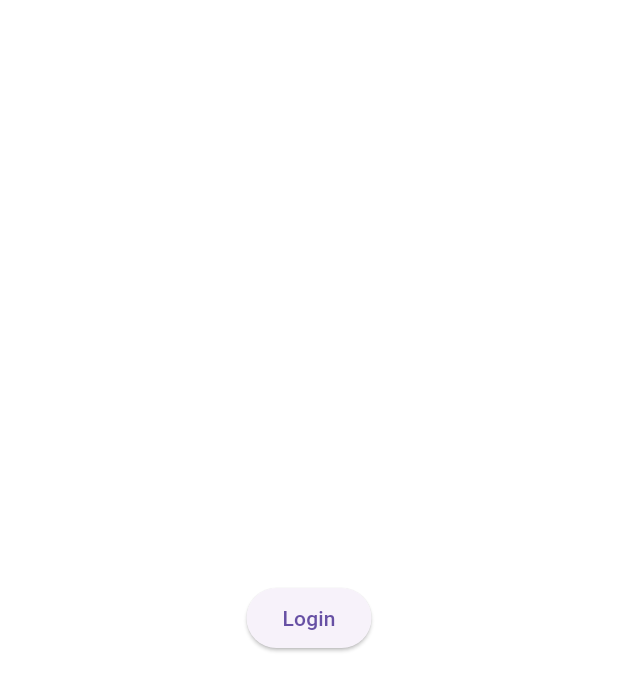
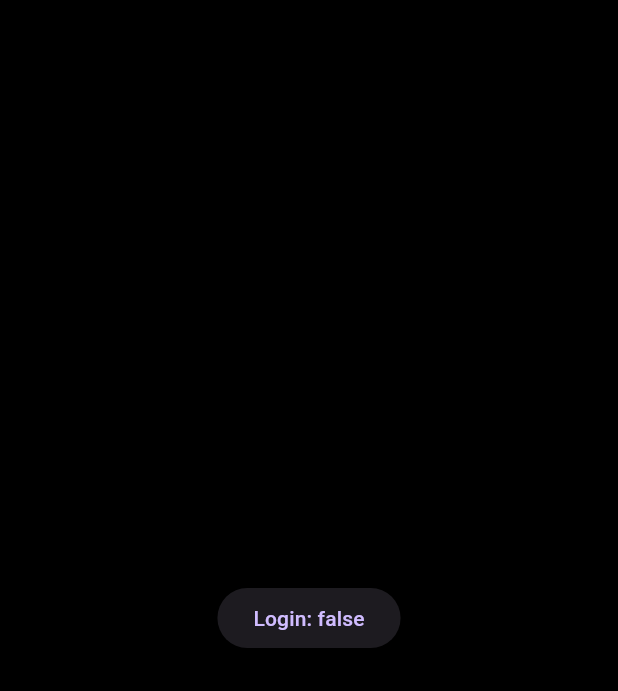
Before and after one commit to nicsilvi/miniPlantillaFlutter, a Flutter app: the screen it shows after launch, on a phone screen of 412 x 824 dp. Shown: the top 691 px of the screen. Run offline on Flutter 3.47's test engine with Material 3 defaults, Android fonts, the light colour scheme and no system bars; our stand-ins replace flutter_riverpod, go_router.

Commit message:
basic menu lateral y login/out

```diff
--- a/lib/app/core/constants/colors.dart
+++ b/lib/app/core/constants/colors.dart
@@ -8,12 +8,13 @@ class AppColors {
   // Light mode ------------------------------------------------
 
   static const Color light = Colors.orange;
-  static const Color lightSec = Colors.black;
+  static const Color lightop = Colors.black;
   static const Color lightBg = Colors.white;
 
   // Dark mode ------------------------------------------------
 
   static const Color dark = Colors.black;
-  static const Color darkSec = Colors.white;
+  static const Color dark2 = Color(0xFF2C2C2C);
+  static const Color darkop = Colors.white;
   static const Color darkBg = Color.fromARGB(255, 100, 100, 100);
 }
--- a/lib/app/presentation/controllers/router_controller.dart
+++ b/lib/app/presentation/controllers/router_controller.dart
@@ -1,34 +1,32 @@
-import 'package:autentification/auth.dart';
+import 'package:autentification/app/presentation/views/auth.dart';
 import 'package:flutter/material.dart';
 import 'package:flutter_riverpod/flutter_riverpod.dart';
 import 'package:go_router/go_router.dart';
-
-import '../views/logout.dart';
+import '../views/home_view.dart';
 
 final _navigatorKey = GlobalKey<NavigatorState>();
 
 final goRouterProvider = Provider<GoRouter>((ref) {
-  final authState = ref.watch(authStateProvider);
   return GoRouter(
     initialLocation: '/',
     navigatorKey: _navigatorKey,
     routes: [
       GoRoute(
-        name: Autentification.routeName,
+        name: Autentication.routeName,
         path: '/',
-        builder: (context, state) => const Autentification(),
+        builder: (context, state) => const Autentication(),
       ),
       GoRoute(
-        name: Logoutview.routeName,
-        path: '/logout',
-        builder: (context, state) => const Logoutview(),
-      ),
+        name: HomeView.routeName,
+        path: '/home',
+        builder: (context, state) => const HomeView(),
+      )
     ],
-    redirect: (context, state) {
-      if (authState.isAuthenticated) {
-        return '/logout';
-      }
-      return '/';
-    },
+    // redirect: (context, state) {
+    //   if (authState.isAuthenticated) {
+    //     return '/logout';
+    //   }
+    //   return '/';
+    // },
   );
 });
--- a/lib/app/presentation/shared/theme.dart
+++ b/lib/app/presentation/shared/theme.dart
@@ -7,6 +7,7 @@ class AppTheme {
 
   // Light theme  ---------------------------------------------------------------------------------------------
   static final ThemeData lightTheme = ThemeData.light().copyWith(
+    //al ser copywith solo se modifica lo especificado aqui
     bottomSheetTheme:
         const BottomSheetThemeData(backgroundColor: AppColors.lightBg),
     drawerTheme: const DrawerThemeData(backgroundColor: AppColors.lightBg),
@@ -16,26 +17,51 @@ class AppTheme {
       backgroundColor: AppColors.lightBg,
       titleTextStyle: TextStyle(
         fontWeight: FontWeight.bold,
-        color: AppColors.lightSec,
+        color: AppColors.lightop,
         fontSize: 26,
       ),
     ),
   );
 
   // darktheme  ---------------------------------------------------------------------------------------------
-  static final ThemeData darkTheme = ThemeData.light().copyWith(
+  static final ThemeData darkTheme = ThemeData.dark().copyWith(
+    scaffoldBackgroundColor: AppColors.dark,
+    appBarTheme: const AppBarTheme(
+      color: AppColors.dark2,
+      iconTheme: IconThemeData(color: Color.fromARGB(255, 197, 191, 191)),
+      titleTextStyle: TextStyle(
+        color: AppColors.darkop,
+        fontSize: 22,
+        fontWeight: FontWeight.bold,
+      ),
+      elevation: 4, // Un poco de sombra para el appBar
+    ),
+    drawerTheme: const DrawerThemeData(
+      backgroundColor: AppColors.dark2,
+      scrimColor: Color(0x8A000000),
+    ),
     bottomSheetTheme:
-        const BottomSheetThemeData(backgroundColor: AppColors.lightBg),
-    drawerTheme: const DrawerThemeData(backgroundColor: AppColors.lightBg),
-    scaffoldBackgroundColor: AppColors.lightBg,
-    appBarTheme: const AppBarTheme(
-      iconTheme: IconThemeData(color: AppColors.light),
-      backgroundColor: AppColors.lightBg,
-      titleTextStyle: TextStyle(
-        fontWeight: FontWeight.bold,
-        color: AppColors.lightSec,
-        fontSize: 26,
-      ),
+        const BottomSheetThemeData(backgroundColor: Color(0xFF333333)),
+
+    // Text styles
+    textTheme: const TextTheme(
+      bodyLarge: TextStyle(color: Colors.white70, fontSize: 16), // Texto normal
+      bodyMedium:
+          TextStyle(color: Colors.white54, fontSize: 14), // Texto más pequeño
+      headlineLarge: TextStyle(
+          color: Colors.white,
+          fontSize: 32,
+          fontWeight: FontWeight.bold), // Títulos grandes
+      headlineMedium: TextStyle(
+          color: Colors.white70,
+          fontSize: 28,
+          fontWeight: FontWeight.w500), // Subtítulos
     ),
+    iconTheme: const IconThemeData(color: Colors.white), // Íconos blancos
+    buttonTheme: const ButtonThemeData(
+      buttonColor: Color(0xFF6200EE),
+    ),
+    // Ajuste del color de los elementos deseleccionados (como Checkboxes, etc)
+    unselectedWidgetColor: Colors.white70,
   );
 }
--- a/lib/auth.dart
+++ b/lib/app/presentation/views/auth.dart
@@ -1,23 +1,21 @@
+import 'package:autentification/app/presentation/views/home_view.dart';
 import 'package:flutter/material.dart';
 import 'package:flutter_riverpod/flutter_riverpod.dart';
 
-import 'app/presentation/views/logout.dart';
+final authControllerProvider = StateNotifierProvider<AuthController, AuthState>(
+  (ref) => AuthController(),
+);
 
-final authStateProvider =
-    StateProvider<AuthState>((ref) => AuthState.unauthenticated());
-final authServiceProvider =
-    StateNotifierProvider<AuthService, AuthState>((ref) => AuthService());
-
-class Autentification extends ConsumerWidget {
+class Autentication extends ConsumerWidget {
   static var routeName = '/';
 
-  const Autentification({super.key});
+  const Autentication({super.key});
 
   @override
   Widget build(BuildContext context, WidgetRef ref) {
-    final authState = ref.watch(authStateProvider);
+    final authState = ref.watch(authControllerProvider);
 
-    return authState.isAuthenticated ? const Logoutview() : const LoginPage();
+    return authState.isAuthenticated ? const HomeView() : const LoginPage();
   }
 }
 
@@ -26,35 +24,36 @@ class LoginPage extends ConsumerWidget {
 
   @override
   Widget build(BuildContext context, WidgetRef ref) {
-    final authService = ref.read(authServiceProvider.notifier);
+    final state = ref.watch(authControllerProvider);
+    final notifier = ref.read(authControllerProvider.notifier);
 
     return Scaffold(
       body: Center(
         child: ElevatedButton(
           onPressed: () async {
-            await authService.login();
+            await notifier.login();
           },
-          child: Text('Login'),
+          child: Text('Login: ${state.isAuthenticated}'),
         ),
       ),
     );
   }
 }
 
-class AuthService extends StateNotifier<AuthState> {
-  AuthService() : super(AuthState.unauthenticated());
+class AuthController extends StateNotifier<AuthState> {
+  AuthController() : super(AuthState.unauthenticated());
 
   // Simulación de un servicio de autenticación
   Future<void> login() async {
-    await Future.delayed(const Duration(
-        seconds: 2)); // Simulando un retraso por la autenticación
+    // await Future.delayed(const Duration(
+    //     seconds: 2)); // Simulando un retraso por la autenticación
     print('Usuario conectado');
     state = AuthState.authenticated();
   }
 
   Future<void> logout() async {
-    await Future.delayed(
-        const Duration(seconds: 1)); // Simulando el cierre de sesión
+    // await Future.delayed(
+    //     const Duration(seconds: 1)); // Simulando el cierre de sesión
     print('Usuario desconectado');
     state = AuthState.unauthenticated();
   }
```
Also changed, not shown: lib/app/presentation/views/home_view.dart (added, +29 -0 lines), lib/app/presentation/views/logout.dart (deleted, +0 -29 lines), lib/app/presentation/views/menu_lateral.dart (added, +72 -0 lines), 1 other file.
